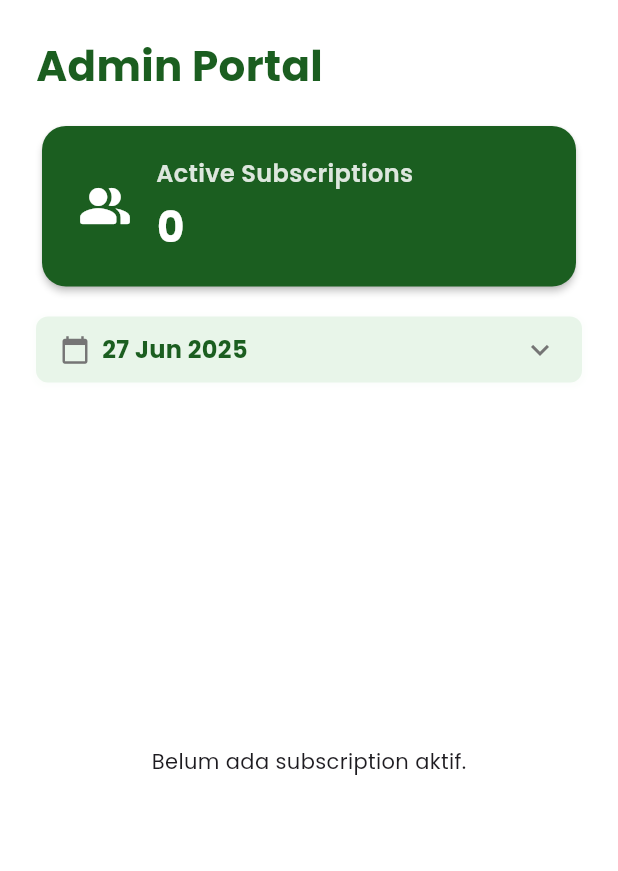
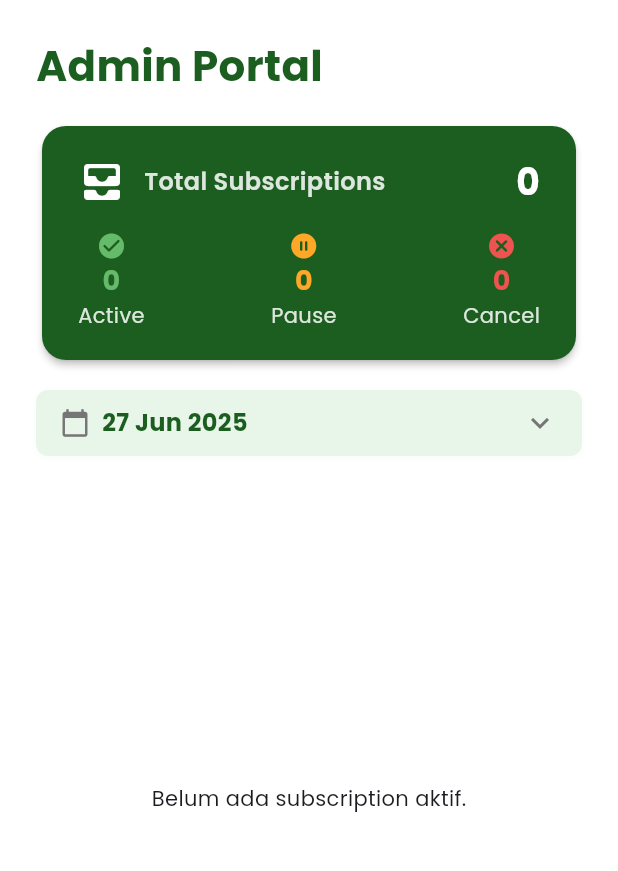
Before and after one commit to ahmadazizfauzi/catering, a Flutter app: the AdminHomeScreen screen opened directly, on a phone screen of 412 x 824 dp, the part 84-955 px from its top. Run offline on Flutter 3.47's test engine with Material 3 defaults, Android fonts, the phone set to English and light mode, and no system bars; our stand-ins replace calendar_date_picker2, cloud_firestore, convex_bottom_bar, dropdown_button2, firebase_auth, firebase_core; accounts and stored records are empty.

Commit message:
feat(subscription): get growth total user subscription for admin role

```diff
--- a/lib/features/home/presentation/pages/admin/admin_home_screen.dart
+++ b/lib/features/home/presentation/pages/admin/admin_home_screen.dart
@@ -24,7 +24,6 @@ class _AdminHomeScreenState extends State<AdminHomeScreen> {
     super.initState();
     Future.microtask(() async {
       final provider = Provider.of<AdminSubscriptionProvider>(
-        // ignore: use_build_context_synchronously
         context,
         listen: false,
       );
@@ -33,8 +32,8 @@ class _AdminHomeScreenState extends State<AdminHomeScreen> {
         final start = DateTime(today.year, today.month, today.day, 0, 0, 0);
         final end = DateTime(today.year, today.month, today.day, 23, 59, 59);
         await provider.fetchSubscriptionsByRange(start, end);
-        await provider.fetchTotalSubscription(status: "aktif");
       }
+      await provider.fetchAllTotals();
     });
   }
 
--- a/lib/features/home/presentation/widgets/section/admin/admin_card_total_subscription.dart
+++ b/lib/features/home/presentation/widgets/section/admin/admin_card_total_subscription.dart
@@ -17,30 +17,24 @@ class AdminCardTotalSubscription extends StatelessWidget {
             borderRadius: BorderRadius.circular(16),
           ),
           child: Padding(
-            padding: const EdgeInsets.symmetric(
-              vertical: 20,
-              horizontal: 24,
-            ),
-            child: Row(
+            padding: const EdgeInsets.symmetric(vertical: 20, horizontal: 24),
+            child: Column(
+              crossAxisAlignment: CrossAxisAlignment.start,
               children: [
-                Icon(
-                  Icons.people_alt_rounded,
-                  color: Colors.white,
-                  size: 36,
-                ),
-                const SizedBox(width: 16),
-                Column(
-                  crossAxisAlignment: CrossAxisAlignment.start,
+                // Total Subscriptions
+                Row(
                   children: [
+                    Icon(Icons.all_inbox_rounded, color: Colors.white, size: 32),
+                    const SizedBox(width: 12),
                     Text(
-                      "Active Subscriptions",
+                      "Total Subscriptions",
                       style: TextStyle(
                         color: Colors.white.withOpacity(0.85),
                         fontSize: 16,
                         fontWeight: FontWeight.w600,
                       ),
                     ),
-                    const SizedBox(height: 4),
+                    const Spacer(),
                     provider.isLoading
                         ? SizedBox(
                             width: 24,
@@ -51,14 +45,40 @@ class AdminCardTotalSubscription extends StatelessWidget {
                             ),
                           )
                         : Text(
-                            "${provider.totalSubscription ?? 0}",
+                            "${provider.totalAllSubscription ?? 0}",
                             style: const TextStyle(
                               color: Colors.white,
-                              fontSize: 28,
+                              fontSize: 24,
                               fontWeight: FontWeight.bold,
-                              letterSpacing: 1.2,
                             ),
                           ),
+                  ],
+                ),
+                const SizedBox(height: 16),
+                // Active, Pause, Cancel
+                Row(
+                  mainAxisAlignment: MainAxisAlignment.spaceBetween,
+                  children: [
+                    _StatusCount(
+                      icon: Icons.check_circle_rounded,
+                      label: "Active",
+                      color: Colors.green[400]!,
+                      count: provider.totalActiveSubscription ?? 0,
+                    ),
+                    const SizedBox(width: 16),
+                    _StatusCount(
+                      icon: Icons.pause_circle_filled_rounded,
+                      label: "Pause",
+                      color: Colors.orange[400]!,
+                      count: provider.totalPauseSubscription ?? 0,
+                    ),
+                    const SizedBox(width: 16),
+                    _StatusCount(
+                      icon: Icons.cancel_rounded,
+                      label: "Cancel",
+                      color: Colors.red[400]!,
+                      count: provider.totalCancelSubscription ?? 0,
+                    ),
                   ],
                 ),
               ],
@@ -69,3 +89,43 @@ class AdminCardTotalSubscription extends StatelessWidget {
     );
   }
 }
+
+class _StatusCount extends StatelessWidget {
+  final IconData icon;
+  final String label;
+  final Color color;
+  final int count;
+
+  const _StatusCount({
+    required this.icon,
+    required this.label,
+    required this.color,
+    required this.count,
+  });
+
+  @override
+  Widget build(BuildContext context) {
+    return Column(
+      children: [
+        Icon(icon, color: color, size: 20),
+        const SizedBox(width: 4),
+        Text(
+          "$count",
+          style: TextStyle(
+            color: color,
+            fontWeight: FontWeight.bold,
+            fontSize: 18,
+          ),
+        ),
+        const SizedBox(width: 4),
+        Text(
+          label,
+          style: TextStyle(
+            color: Colors.white.withOpacity(0.85),
+            fontSize: 14,
+          ),
+        ),
+      ],
+    );
+  }
+}
--- a/lib/features/subscription/presentation/provider/admin/admin_subscription_provider.dart
+++ b/lib/features/subscription/presentation/provider/admin/admin_subscription_provider.dart
@@ -21,7 +21,10 @@ class AdminSubscriptionProvider extends ChangeNotifier {
   String? message;
   List<Subscription> allSubscriptions = [];
   List<Subscription> rangeSubscriptions = [];
-  int? totalSubscription;
+  int? totalAllSubscription;
+  int? totalActiveSubscription;
+  int? totalPauseSubscription;
+  int? totalCancelSubscription;
 
   Future<void> fetchAllSubscriptions() async {
     isLoading = true;
@@ -57,13 +60,39 @@ class AdminSubscriptionProvider extends ChangeNotifier {
     isLoading = true;
     notifyListeners();
     try {
-      totalSubscription = await getAdminTotalSubscriptionUsecase(
+      totalAllSubscription = await getAdminTotalSubscriptionUsecase(
         status: status,
       );
       message = null;
     } catch (e) {
       message = "Failed to fetch total subscriptions: $e";
-      totalSubscription = null;
+      totalAllSubscription = null;
+    }
+    isLoading = false;
+    notifyListeners();
+  }
+
+  Future<void> fetchAllTotals() async {
+    isLoading = true;
+    notifyListeners();
+    try {
+      totalAllSubscription = await getAdminTotalSubscriptionUsecase();
+      totalActiveSubscription = await getAdminTotalSubscriptionUsecase(
+        status: "aktif",
+      );
+      totalPauseSubscription = await getAdminTotalSubscriptionUsecase(
+        status: "pause",
+      );
+      totalCancelSubscription = await getAdminTotalSubscriptionUsecase(
+        status: "cancel",
+      );
+      message = null;
+    } catch (e) {
+      message = "Failed to fetch total subscriptions: $e";
+      totalAllSubscription = null;
+      totalActiveSubscription = null;
+      totalPauseSubscription = null;
+      totalCancelSubscription = null;
     }
     isLoading = false;
     notifyListeners();
```
